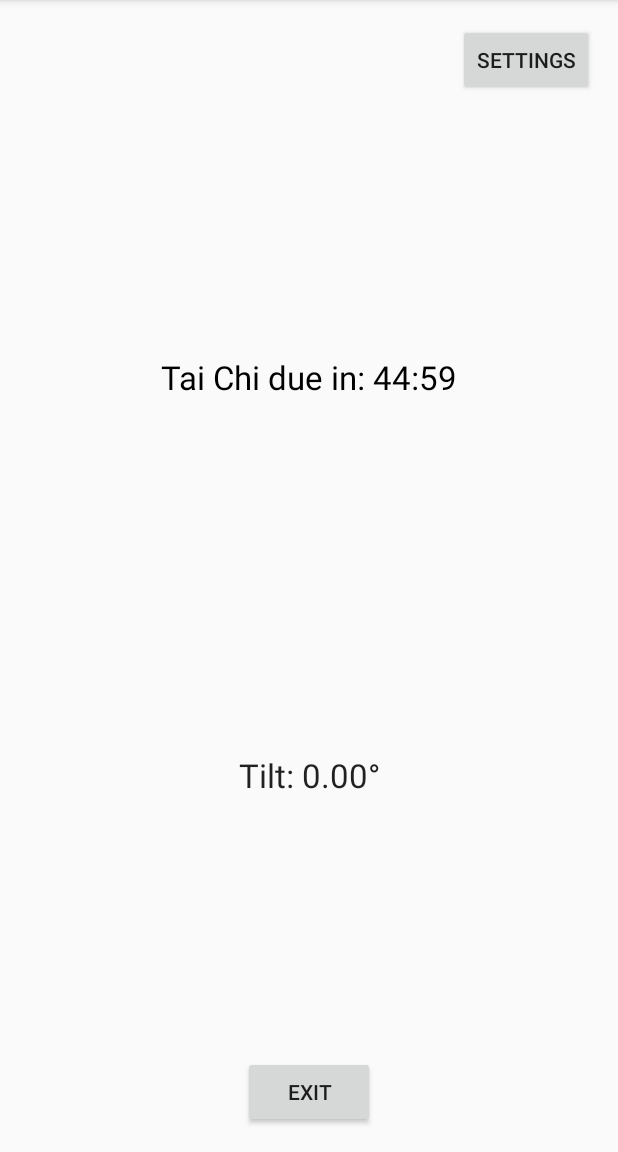
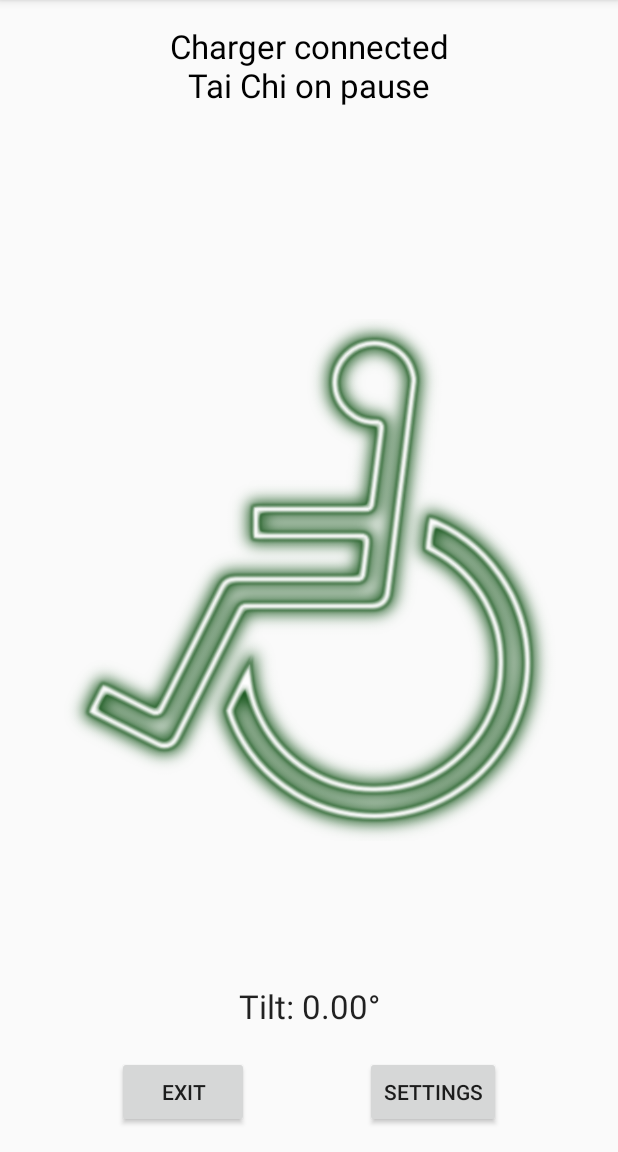
Before and after one commit to dpcarlojr/QuadTaiChi, an Android app: the screen it shows after launch (MainActivity), on a phone screen of 412 x 824 dp, the part 84-1236 px from its top. Run offline under Robolectric (Android 15) with nearby library versions, the phone set to English and light mode, and no system bars.

Commit message:
Added pretty graphics

```diff
--- a/app/build.gradle
+++ b/app/build.gradle
@@ -13,8 +13,8 @@ android {
         applicationId "com.swillers.quadtaichi"
         minSdkVersion 16
         targetSdkVersion 26
-        versionCode 15
-        versionName "1.15"
+        versionCode 19
+        versionName "1.19"
         testInstrumentationRunner "android.support.test.runner.AndroidJUnitRunner"
         vectorDrawables.useSupportLibrary = true
     }
--- a/app/src/main/AndroidManifest.xml
+++ b/app/src/main/AndroidManifest.xml
@@ -14,12 +14,14 @@
             android:launchMode="singleTop">
             <intent-filter>
                 <action android:name="android.intent.action.MAIN" />
-
                 <category android:name="android.intent.category.LAUNCHER" />
             </intent-filter>
         </activity>
         <activity android:name=".SettingsActivity">
-            // nada
+            <intent-filter>
+                <action android:name="android.intent.action.MAIN" />
+                <category android:name="android.intent.category.LAUNCHER" />
+            </intent-filter>
         </activity>
         <receiver android:name=".BatteryReceiver">
             <intent-filter>
--- a/app/src/main/java/com/swillers/quadtaichi/BatteryReceiver.java
+++ b/app/src/main/java/com/swillers/quadtaichi/BatteryReceiver.java
@@ -4,10 +4,6 @@ import android.content.BroadcastReceiver;
 import android.content.Context;
 import android.content.Intent;
 import android.util.Log;
-
-/**
- * Created by dcarlo on 1/23/18.
- */
 
 public class BatteryReceiver extends BroadcastReceiver {
     // Logging
--- a/app/src/main/java/com/swillers/quadtaichi/MainActivity.java
+++ b/app/src/main/java/com/swillers/quadtaichi/MainActivity.java
@@ -19,6 +19,7 @@ import android.support.v7.app.AppCompatActivity;
 import android.os.Bundle;
 import android.util.Log;
 import android.view.View;
+import android.widget.ImageView;
 import android.widget.TextView;
 
 import java.util.Locale;
@@ -29,11 +30,10 @@ import static com.swillers.quadtaichi.R.mipmap.ic_launcher;
 
 public class MainActivity extends AppCompatActivity implements SensorEventListener {
     // Activity vars
-    TextView txtMessage, txtPitch, txtTaiChi;
+    TextView txtMessage, txtTilt, txtTaiChi;
     public static int taiChiInterval; // Interval between pressure releases in seconds
     public static int nagInterval;  // Interval between notifications in minutes
-    public static long tiltThreshold;
-    public static boolean pauseWhenCharging;
+    public static int tiltThreshold;  // Degrees of tilt needed to acheive Tai Chi mode
 
     // Logging
     private final String logTag = "MainActivity";
@@ -51,14 +51,18 @@ public class MainActivity extends AppCompatActivity implements SensorEventListen
     public long mCurrentPageMinute = -1;  // The minute that
 
     // Charger check stuff
+    public static boolean pauseWhenCharging;
     public static boolean isChargerConnected = false;
+
+    // Notification stuff
+    public static boolean hasNotified = false;
 
     @Override
     protected void onCreate(Bundle savedInstanceState) {
         super.onCreate(savedInstanceState);
         setContentView(R.layout.activity_main);
         txtMessage = this.findViewById(R.id.txtMessage);
-        txtPitch = this.findViewById(R.id.txtPitch);
+        txtTilt = this.findViewById(R.id.txtTilt);
         txtTaiChi = this.findViewById(R.id.txtTaiChi);
         TimerTask timerTask;
         Timer timer;
@@ -68,21 +72,9 @@ public class MainActivity extends AppCompatActivity implements SensorEventListen
 
         // Load preferences
         SharedPreferences sharedPref = getSharedPreferences("taiChiPrefs", Context.MODE_PRIVATE);
-        if (sharedPref.getInt("taiChiInterval", 0) == 0) {
-            taiChiInterval = 45;
-        } else {
-            taiChiInterval = sharedPref.getInt("taiChiInterval",0);
-        }
-        if (sharedPref.getInt("nagInterval", 0) == 0) {
-            nagInterval = 5;
-        } else {
-            nagInterval = sharedPref.getInt("nagInterval",0);
-        }
-        if (sharedPref.getInt("tiltThreshold", 0) == 0) {
-            tiltThreshold = 5;
-        } else {
-            tiltThreshold = sharedPref.getInt("tiltThreshold",0);
-        }
+        taiChiInterval = sharedPref.getInt("taiChiInterval",45);
+        nagInterval = sharedPref.getInt("nagInterval",5);
+        tiltThreshold = sharedPref.getInt("tiltThreshold",30);
         pauseWhenCharging = sharedPref.getBoolean("pauseWhenCharging",true);
 
         taiChiTime = System.currentTimeMillis() + (1000 * 60 * taiChiInterval);
@@ -104,17 +96,98 @@ public class MainActivity extends AppCompatActivity implements SensorEventListen
 
         // Check initial charger status. BatteryReceiver takes over after this
         Intent intent = this.registerReceiver(null, new IntentFilter(Intent.ACTION_BATTERY_CHANGED));
+        if (intent != null) {
             int plugged = intent.getIntExtra(BatteryManager.EXTRA_PLUGGED, -1);
             isChargerConnected = plugged == BatteryManager.BATTERY_PLUGGED_AC || plugged == BatteryManager.BATTERY_PLUGGED_USB;
-        if (Build.VERSION.SDK_INT > Build.VERSION_CODES.JELLY_BEAN)
-        {
+            if (Build.VERSION.SDK_INT > Build.VERSION_CODES.JELLY_BEAN) {
                 isChargerConnected = isChargerConnected || plugged == BatteryManager.BATTERY_PLUGGED_WIRELESS;
             }
-
+        } else {
+            isChargerConnected = true;
+        }
 
         Log.d(logTag, "onCreate");
 
     }
+
+    @Override
+    public void onBackPressed() {
+        moveTaskToBack(true);
+        // this.finish();  // close app
+    }
+
+    // Display settings activy
+    public void showSettings(View view) {
+        Intent intent = new Intent(this, SettingsActivity.class);
+        startActivity(intent);
+    }
+
+    public void exit(View view) {
+        System.exit(0);
+        // android.os.Process.killProcess(android.os.Process.myPid());
+    }
+
+    private void TimerMethod() {
+        this.runOnUiThread(Timer_Tick);
+    }
+    private Runnable Timer_Tick = new Runnable() {
+        @Override
+        public void run() {
+            long mNow = System.currentTimeMillis();
+            long mSecDiff = (mNow - taiChiTime) / 1000;  // number of seconds before/after taiChiTime
+            long mMinDiff = mSecDiff / 60;  // number of minutes before/after taiChiTime
+            String mStatus;
+
+            if (isChargerConnected && pauseWhenCharging) {  // "pause" Tai Chi when charger connected and pauseWhenCharging is true
+                txtMessage.setTextColor(Color.BLACK);
+                txtMessage.setText("Charger connected\nTai Chi on pause");
+                taiChiTime = mNow + (1000 * 60 * taiChiInterval);
+                txtTaiChi.setVisibility(View.INVISIBLE);
+                cancelNotification();
+                adjustChairImage(pitch, "green");
+            } else {
+                if (mSecDiff > 0) {  // Are we past due for Tai Chi?
+                    txtMessage.setTextColor(Color.parseColor("#740411"));
+                    txtMessage.setText(String.format(Locale.US, "Tai Chi overdue by %02d:%02d", mSecDiff / 60, mSecDiff % 60));
+
+                    // Set notification every nagInterval minutes
+                    if (mMinDiff % nagInterval == 0) {    // Is this the time to send a message?
+                        if (mCurrentPageMinute != mMinDiff) {   // Have we paged on this minute yet?  Needed b/c timer is unreliable whnen sleeping
+                            showNotification(mSecDiff);
+                            mCurrentPageMinute = mMinDiff;
+                            hasNotified = true;
+                        }
+                    }
+                    adjustChairImage(pitch, "red");
+                } else {
+                    txtMessage.setText(String.format(Locale.US, "Tai Chi due in: %02d:%02d", -mSecDiff / 60, -mSecDiff % 60));
+                    txtMessage.setTextColor(Color.BLACK);
+                    cancelNotification();
+                    adjustChairImage(pitch, "blue");
+                }
+
+                if (tiltThreshold < pitch) {  // Is the phone tilted in Tai Chi mode
+                    if (fullTiltTime == 0) {  // Is fullTiltTime uninitalized?
+                        fullTiltTime = mNow + (1000 * 60);  // Tai Chi will finish in 60 seconds from now
+                    }
+                    if (fullTiltTime < mNow) {   // Is Tai Chi done?
+                        // Log.d(logTag, "Resetting: "+taiChiInterval);
+                        taiChiTime = mNow + (1000 * 60 * taiChiInterval) + 1200;   // Set the new taiChiTime (now + taiChiInterval + 1-ish second)
+                        mStatus = "Tai Chi Complete!";
+                    } else {
+                        mStatus = String.format(Locale.US, "Tai Chi in progress\nWill complete in: %02d:%02d", (fullTiltTime - mNow) / 1000 / 60, (fullTiltTime - mNow) / 1000 % 60);
+                    }
+                    txtTaiChi.setVisibility(View.VISIBLE);
+                    txtTaiChi.setText(mStatus);
+                    adjustChairImage(pitch, "green");
+                } else {
+                    txtTaiChi.setVisibility(View.INVISIBLE);
+                    fullTiltTime = 0;
+                }
+            }
+            txtTilt.setText(String.format(Locale.US,"Tilt: %.2f\u00B0",pitch));
+        }
+    };
 
     // Display a notification that Tai Chi is overdue by 'overdue' seconds
     public void showNotification(long overdue){
@@ -158,83 +231,38 @@ public class MainActivity extends AppCompatActivity implements SensorEventListen
         }
     }
 
-    @Override
-    public void onBackPressed() {
-        moveTaskToBack(true);
-        // this.finish();  // close app
-    }
-
-    // Display settings activy
-    public void showSettings(View view) {
-        Intent intent = new Intent(this, SettingsActivity.class);
-        startActivity(intent);
-    }
-
-    public void exit(View view) {
-        System.exit(0);
-        // android.os.Process.killProcess(android.os.Process.myPid());
-    }
-
-    private void TimerMethod() {
-        this.runOnUiThread(Timer_Tick);
-    }
-    private Runnable Timer_Tick = new Runnable() {
-        @Override
-        public void run() {
-            long mNow = System.currentTimeMillis();
-            long mSecDiff = (mNow - taiChiTime) / 1000;  // number of seconds before/after taiChiTime
-            long mMinDiff = mSecDiff / 60;  // number of minutes before/after taiChiTime
-            String mStatus;
-
-            if (isChargerConnected && pauseWhenCharging) {  // "pause" Tai Chi when charger connected and pauseWhenCharging is true
-                txtMessage.setTextColor(Color.BLACK);
-                txtMessage.setText("Charger connected\nTai Chi on pause");
-                taiChiTime = mNow + (1000 * 60 * taiChiInterval);
-                txtTaiChi.setVisibility(View.INVISIBLE);
-            } else {
-                if (mSecDiff > 0) {
-                    txtMessage.setTextColor(Color.RED);
-                    txtMessage.setText(String.format(Locale.US, "Tai Chi overdue by %02d:%02d", mSecDiff / 60, mSecDiff % 60));
-
-                    // Set notification every nagInterval minutes
-                    if (mMinDiff % nagInterval == 0) {    // Is this the time to send a message?
-                        if (mCurrentPageMinute != mMinDiff) {   // Have we paged on this minute yet?  Needed b/c timer is unreliable whnen sleeping
-                            showNotification(mSecDiff);
-                            mCurrentPageMinute = mMinDiff;
-                        }
-                    }
-                } else {
-                    txtMessage.setText(String.format(Locale.US, "Tai Chi due in: %02d:%02d", -mSecDiff / 60, -mSecDiff % 60));
-                    txtMessage.setTextColor(Color.BLACK);
-
+    private void cancelNotification () {
         // Cancel notification
+        if (hasNotified) {
             NotificationManager notiMgr = (NotificationManager) getSystemService(NOTIFICATION_SERVICE);
             if (notiMgr != null) {
                 notiMgr.cancel(999);
+                hasNotified = false;
+                Log.d(logTag, "Canceling notification");
+            }
         }
     }
 
-                if (tiltThreshold < pitch) {  // Is the phone tilted in Tai Chi mode
-                    if (fullTiltTime == 0) {  // Is fullTiltTime uninitalized?
-                        fullTiltTime = mNow + (1000 * 60);  // Tai Chi will finish in 60 seconds from now
-                    }
-                    if (fullTiltTime < mNow) {   // Is Tai Chi done?
-                        // Log.d(logTag, "Resetting: "+taiChiInterval);
-                        taiChiTime = mNow + (1000 * 60 * taiChiInterval) + 1200;   // Set the new taiChiTime (now + taiChiInterval + 1-ish second)
-                        mStatus = "Tai Chi Complete!";
-                    } else {
-                        mStatus = String.format(Locale.US, "Tai Chi in progress\nWill complete in: %02d:%02d", (fullTiltTime - mNow) / 1000 / 60, (fullTiltTime - mNow) / 1000 % 60);
-                    }
-                    txtTaiChi.setVisibility(View.VISIBLE);
-                    txtTaiChi.setText(mStatus);
-                } else {
-                    txtTaiChi.setVisibility(View.INVISIBLE);
-                    fullTiltTime = 0;
+    private void adjustChairImage(float pitch, String color) {
+
+        // Tilt the wheelchair image
+        ImageView imageView = findViewById(R.id.imgWheelChair);
+        imageView.setRotation(pitch);
+        switch (color) {
+            case "red":
+                imageView.setImageResource(R.drawable.img_wheelchair_red);
+                break;
+            case "green":
+                imageView.setImageResource(R.drawable.img_wheelchair_green);
+                break;
+            case "blue":
+                imageView.setImageResource(R.drawable.img_wheelchair_blue);
+                break;
+            default:
+                imageView.setImageResource(R.drawable.img_wheelchair_blue);
+                break;
         }
     }
-            txtPitch.setText(String.format(Locale.US,"Tilt: %.2f\u00B0",pitch));
-        }
-    };
 
 
     public class MyTimerTask extends TimerTask {
--- a/app/src/main/res/layout/activity_main.xml
+++ b/app/src/main/res/layout/activity_main.xml
@@ -2,6 +2,7 @@
 <android.support.constraint.ConstraintLayout xmlns:android="http://schemas.android.com/apk/res/android"
     xmlns:app="http://schemas.android.com/apk/res-auto"
     xmlns:tools="http://schemas.android.com/tools"
+    android:id="@+id/constraintLayout"
     android:layout_width="match_parent"
     android:layout_height="match_parent"
     tools:context="com.swillers.quadtaichi.MainActivity">
@@ -10,49 +11,51 @@
         android:id="@+id/txtMessage"
         android:layout_width="wrap_content"
         android:layout_height="wrap_content"
+        android:layout_marginTop="16dp"
         android:textAlignment="center"
         android:textAppearance="@android:style/TextAppearance.Holo.Large"
-        app:layout_constraintBottom_toTopOf="@+id/txtPitch"
         app:layout_constraintEnd_toEndOf="parent"
         app:layout_constraintHorizontal_bias="0.5"
         app:layout_constraintStart_toStartOf="parent"
-        app:layout_constraintTop_toTopOf="parent" />
+        app:layout_constraintTop_toTopOf="parent"
+        tools:text="            " />
 
     <TextView
-        android:id="@+id/txtPitch"
+        android:id="@+id/txtTilt"
         android:layout_width="wrap_content"
         android:layout_height="wrap_content"
+        android:layout_marginTop="16dp"
         android:textAppearance="@android:style/TextAppearance.Holo.Large"
-        app:layout_constraintBottom_toBottomOf="parent"
-        app:layout_constraintHorizontal_bias="0.5"
         app:layout_constraintLeft_toLeftOf="parent"
         app:layout_constraintRight_toRightOf="parent"
-        app:layout_constraintTop_toBottomOf="@+id/txtMessage" />
+        app:layout_constraintTop_toBottomOf="@+id/imgWheelChair"
+        tools:text="          " />
 
     <Button
         android:id="@+id/btnSettings"
         android:layout_width="wrap_content"
         android:layout_height="wrap_content"
-        android:layout_marginRight="16dp"
-        android:layout_marginEnd="16dp"
-        android:layout_marginTop="16dp"
+        android:layout_marginBottom="16dp"
         android:onClick="showSettings"
         android:text="@string/button_settings"
-        app:layout_constraintRight_toRightOf="parent"
-        app:layout_constraintTop_toTopOf="parent" />
+        app:layout_constraintBottom_toBottomOf="parent"
+        app:layout_constraintEnd_toEndOf="parent"
+        app:layout_constraintHorizontal_bias="0.5"
+        app:layout_constraintStart_toEndOf="@+id/btnExit" />
 
     <TextView
         android:id="@+id/txtTaiChi"
         android:layout_width="wrap_content"
         android:layout_height="wrap_content"
+        android:layout_marginTop="16dp"
         android:textAlignment="center"
         android:textAppearance="@android:style/TextAppearance.Holo.Large"
-        android:textColor="@android:color/holo_green_dark"
+        android:textColor="#074b0c"
         android:visibility="invisible"
-        app:layout_constraintBottom_toBottomOf="parent"
         app:layout_constraintLeft_toLeftOf="parent"
         app:layout_constraintRight_toRightOf="parent"
-        app:layout_constraintTop_toTopOf="parent" />
+        app:layout_constraintTop_toBottomOf="@+id/txtMessage"
+        tools:text="          " />
 
     <Button
         android:id="@+id/btnExit"
@@ -62,7 +65,24 @@
         android:onClick="exit"
         android:text="@string/button_exit"
         app:layout_constraintBottom_toBottomOf="parent"
-        app:layout_constraintLeft_toLeftOf="parent"
-        app:layout_constraintRight_toRightOf="parent" />
+        app:layout_constraintEnd_toStartOf="@+id/btnSettings"
+        app:layout_constraintHorizontal_bias="0.5"
+        app:layout_constraintStart_toStartOf="parent" />
+
+    <ImageView
+        android:id="@+id/imgWheelChair"
+        android:layout_width="0dp"
+        android:layout_height="0dp"
+        android:layout_marginBottom="64dp"
+        android:layout_marginEnd="32dp"
+        android:layout_marginStart="32dp"
+        android:layout_marginTop="16dp"
+        android:contentDescription="@string/image_wheelchair"
+        app:layout_constraintBottom_toTopOf="@+id/btnSettings"
+        app:layout_constraintEnd_toEndOf="parent"
+        app:layout_constraintHorizontal_bias="0.5"
+        app:layout_constraintStart_toStartOf="parent"
+        app:layout_constraintTop_toBottomOf="@+id/txtTaiChi"
+        app:srcCompat="@drawable/img_wheelchair_blue" />
 
 </android.support.constraint.ConstraintLayout>
--- a/app/src/main/res/values/strings.xml
+++ b/app/src/main/res/values/strings.xml
@@ -4,4 +4,5 @@
     <string name="button_settings">Settings</string>
     <string name="button_exit">Exit</string>
     <string name="channel_name">qtc_channel_01</string>
+    <string name="image_wheelchair">Wheelchair</string>
 </resources>
```
Also changed, not shown: app/src/main/java/com/swillers/quadtaichi/SettingsActivity.java (+10 -23 lines), app/src/main/res/drawable/img_wheelchair.png (added), app/src/main/res/drawable/img_wheelchair_blue.png (added), app/src/main/res/drawable/img_wheelchair_green.png (added), app/src/main/res/drawable/img_wheelchair_red.png (added), 2 other files. Lines whose indentation alone changed are shown as unchanged.
